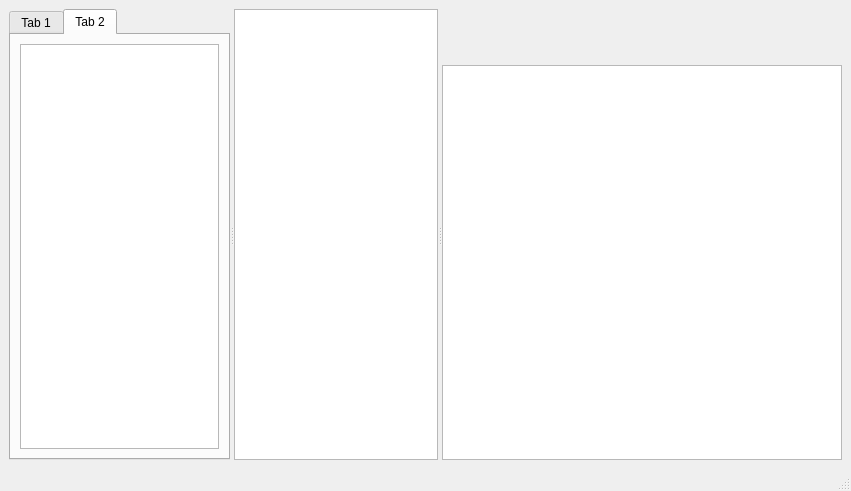
Chenyichen12/WaifuStudio, file src/ui/mainwindow.ui: the form before one commit.
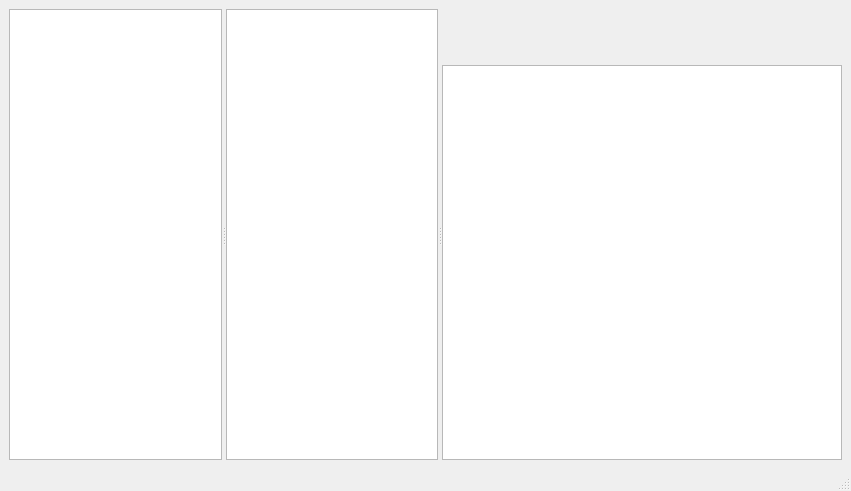
The form after the commit. Custom widgets are drawn as their Qt base class.

Patch:
```diff
--- a/src/ui/mainwindow.ui
+++ b/src/ui/mainwindow.ui
@@ -14,74 +14,14 @@
    <string>MainWindow</string>
   </property>
   <widget class="QWidget" name="centralwidget">
-   <layout class="QHBoxLayout" name="horizontalLayout_3">
+   <layout class="QHBoxLayout" name="horizontalLayout">
     <item>
      <widget class="QSplitter" name="splitter">
       <property name="orientation">
        <enum>Qt::Horizontal</enum>
       </property>
-      <property name="childrenCollapsible">
-       <bool>false</bool>
-      </property>
-      <widget class="QTabWidget" name="TreeManagerTab">
-       <property name="sizePolicy">
-        <sizepolicy hsizetype="Preferred" vsizetype="Expanding">
-         <horstretch>0</horstretch>
-         <verstretch>0</verstretch>
-        </sizepolicy>
-       </property>
-       <property name="minimumSize">
-        <size>
-         <width>200</width>
-         <height>0</height>
-        </size>
-       </property>
-       <property name="styleSheet">
-        <string notr="true"/>
-       </property>
-       <property name="currentIndex">
-        <number>1</number>
-       </property>
-       <widget class="QWidget" name="treeLayout2">
-        <attribute name="title">
-         <string>Tab 1</string>
-        </attribute>
-        <layout class="QHBoxLayout" name="horizontalLayout">
-         <item>
-          <widget class="views::LayerTreeView" name="controllerTree"/>
-         </item>
-        </layout>
-       </widget>
-       <widget class="QWidget" name="treeLayout1">
-        <attribute name="title">
-         <string>Tab 2</string>
-        </attribute>
-        <layout class="QHBoxLayout" name="horizontalLayout_2">
-         <item>
-          <widget class="views::LayerTreeView" name="psTree"/>
-         </item>
-        </layout>
-       </widget>
-      </widget>
-      <widget class="QWidget" name="keyframeList" native="true">
-       <property name="sizePolicy">
-        <sizepolicy hsizetype="Preferred" vsizetype="Expanding">
-         <horstretch>0</horstretch>
-         <verstretch>0</verstretch>
-        </sizepolicy>
-       </property>
-       <property name="minimumSize">
-        <size>
-         <width>200</width>
-         <height>0</height>
-        </size>
-       </property>
-       <layout class="QHBoxLayout" name="horizontalLayout_5">
-        <item>
-         <widget class="QListView" name="listView"/>
-        </item>
-       </layout>
-      </widget>
+      <widget class="views::LayerTreeView" name="controllerTree"/>
+      <widget class="QListView" name="listView"/>
       <widget class="QWidget" name="layoutWidget">
        <layout class="QVBoxLayout" name="verticalLayout">
         <item>
```
Left out of the diff: 2 changed lines with no effect on the pictures.
